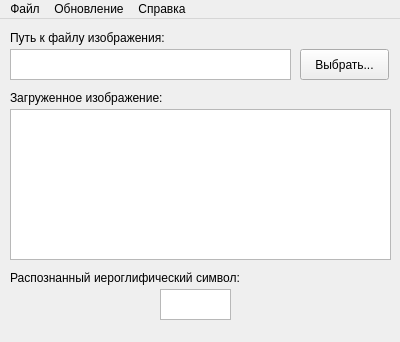
Before: the Qt Designer form client/mainwindow.ui in denis96z/iu7-project-neural-networks, drawn with Qt 5.
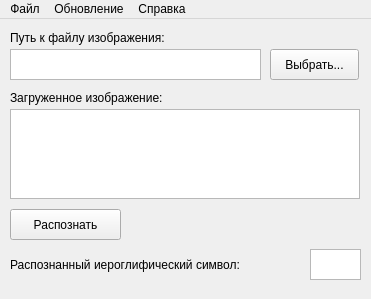
After: the same form once the commit is applied.

What changed in the file:
```diff
--- a/client/mainwindow.ui
+++ b/client/mainwindow.ui
@@ -6,8 +6,8 @@
    <rect>
     <x>0</x>
     <y>0</y>
-    <width>400</width>
-    <height>342</height>
+    <width>371</width>
+    <height>299</height>
    </rect>
   </property>
   <property name="windowTitle">
@@ -19,15 +19,15 @@
      <rect>
       <x>10</x>
       <y>90</y>
-      <width>381</width>
-      <height>151</height>
+      <width>350</width>
+      <height>90</height>
      </rect>
     </property>
    </widget>
    <widget class="QPushButton" name="btnLoadImage">
     <property name="geometry">
      <rect>
-      <x>300</x>
+      <x>270</x>
       <y>30</y>
       <width>89</width>
       <height>31</height>
@@ -42,10 +42,13 @@
      <rect>
       <x>10</x>
       <y>30</y>
-      <width>281</width>
+      <width>251</width>
       <height>31</height>
      </rect>
     </property>
+    <property name="verticalScrollBarPolicy">
+     <enum>Qt::ScrollBarAlwaysOff</enum>
+    </property>
    </widget>
    <widget class="QLabel" name="lblImagePath">
     <property name="geometry">
@@ -77,9 +80,9 @@
     <property name="geometry">
      <rect>
       <x>10</x>
-      <y>250</y>
-      <width>311</width>
-      <height>17</height>
+      <y>230</y>
+      <width>301</width>
+      <height>31</height>
      </rect>
     </property>
     <property name="text">
@@ -89,20 +92,33 @@
    <widget class="QTextBrowser" name="textBrowser">
     <property name="geometry">
      <rect>
-      <x>160</x>
-      <y>270</y>
-      <width>71</width>
+      <x>310</x>
+      <y>230</y>
+      <width>51</width>
       <height>31</height>
      </rect>
     </property>
    </widget>
+   <widget class="QPushButton" name="btnRecognize">
+    <property name="geometry">
+     <rect>
+      <x>10</x>
+      <y>190</y>
+      <width>111</width>
+      <height>31</height>
+     </rect>
+    </property>
+    <property name="text">
+     <string>Распознать</string>
+    </property>
+   </widget>
   </widget>
   <widget class="QMenuBar" name="mainMenu">
    <property name="geometry">
     <rect>
      <x>0</x>
      <y>0</y>
-     <width>400</width>
+     <width>371</width>
      <height>22</height>
     </rect>
    </property>
```
